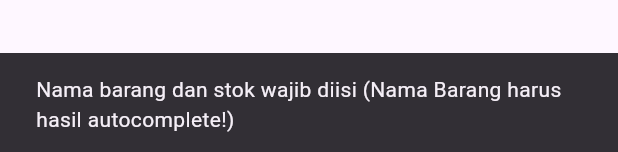
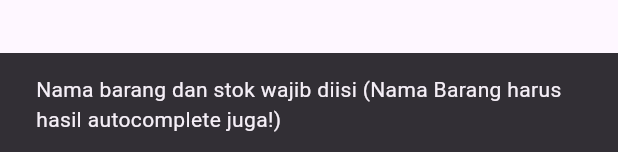
Before and after one commit to athalafk/freshtrack-mobile, a Flutter app: the TransactionForm widget shown alone on an empty page, opened directly with empty values, after a tap on "Simpan", on a phone screen of 412 x 824 dp. Shown: the part 1081-1233 px from the top of the screen. Run offline on Flutter 3.47's test engine with Material 3 defaults, Android fonts, the phone set to English and light mode, and no system bars; our stand-ins replace google_fonts, pdf, printing, shared_preferences; accounts and stored records are empty; network calls fail.

Commit message:
Update transaction.dart

```diff
--- a/lib/pages/transaction.dart
+++ b/lib/pages/transaction.dart
@@ -189,7 +189,7 @@ class _TransactionFormState extends State<TransactionForm> {
 
     if (namaBarang.isEmpty || stok <= 0) {
       ScaffoldMessenger.of(context).showSnackBar(
-        const SnackBar(content: Text('Nama barang dan stok wajib diisi (Nama Barang harus hasil autocomplete!)')),
+        const SnackBar(content: Text('Nama barang dan stok wajib diisi (Nama Barang harus hasil autocomplete juga!)')),
       );
       return;
     }
@@ -224,13 +224,26 @@ class _TransactionFormState extends State<TransactionForm> {
           const SnackBar(content: Text('Gagal menambahkan barang masuk')),
         );
       }
+    } else if (widget.title == 'Barang Keluar') {
+      final success = await ApiService().barangKeluar(
+        namaBarang: namaBarang,
+        stok: stok,
+      );
+
+      if (success) {
+        ScaffoldMessenger.of(context).showSnackBar(
+          const SnackBar(content: Text('Barang keluar berhasil diproses')),
+        );
+        _stokController.clear();
+        _namaBarangController.clear();
       } else {
-      // Barang Keluar - bisa diimplementasikan nanti
         ScaffoldMessenger.of(context).showSnackBar(
-        const SnackBar(content: Text('Fitur barang keluar belum diimplementasikan')),
+          const SnackBar(content: Text('Gagal mengeluarkan barang')),
         );
       }
     }
+  }
+
 
   @override
   Widget build(BuildContext context) {
```
Lines whose indentation alone changed are shown as unchanged.
